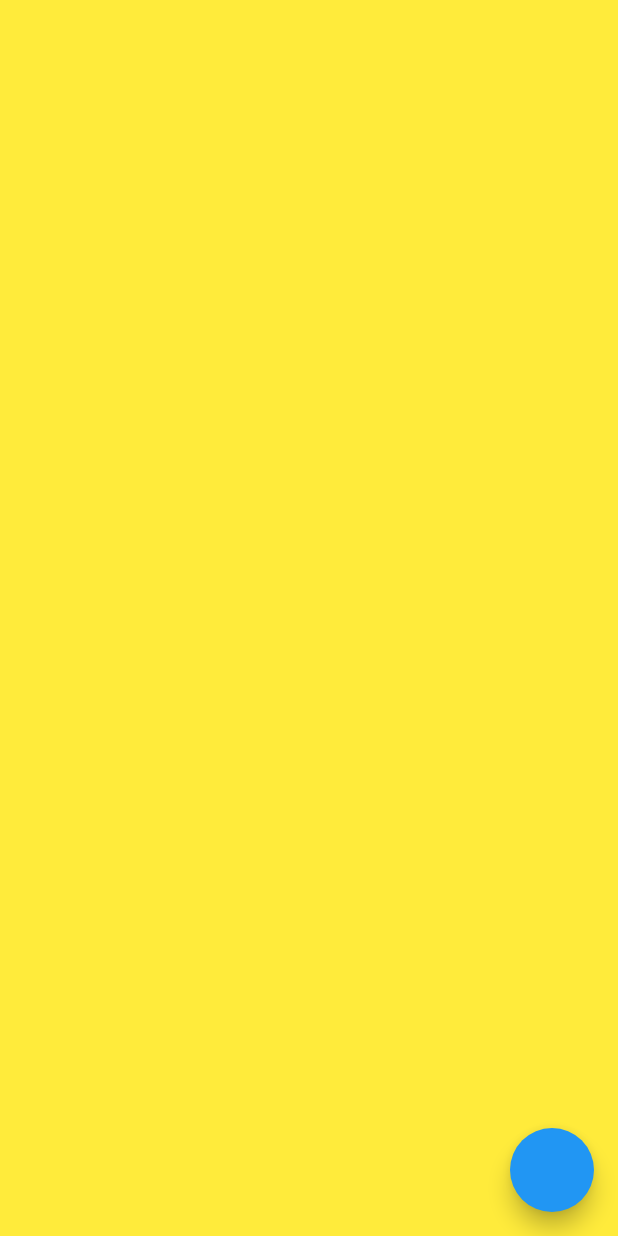
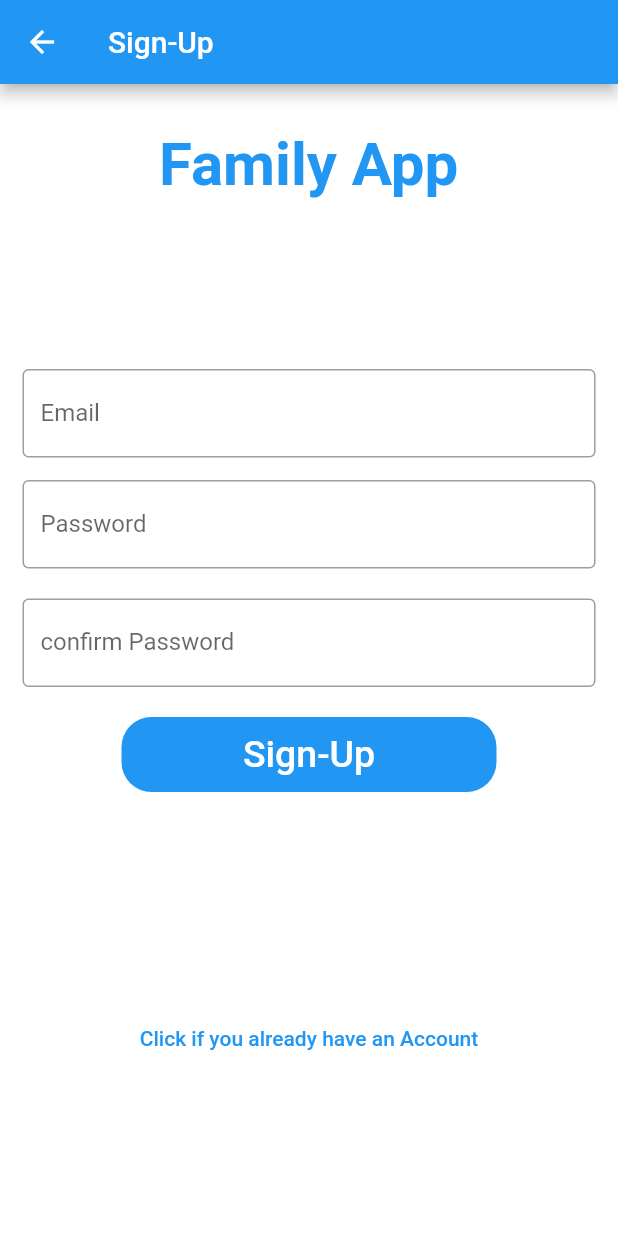
Before and after one commit to jkb0429/To-Do, a Flutter app: the screen it shows after launch, after a tap on "New User? Create Account", on a phone screen of 412 x 824 dp. Run offline on Flutter 3.47's test engine with Material 2 defaults, Android fonts, the phone set to English and light mode, and no system bars.

Commit message:
Sign-Up Page Formatiert

```diff
--- a/lib/Sign-Up.dart
+++ b/lib/Sign-Up.dart
@@ -1,6 +1,7 @@
 //ignore: file_names
 import 'package:first/main.dart';
 import 'package:flutter/material.dart';
+import 'HomePage.dart';
 
 void main() => runApp(LoginPage());
 
@@ -29,14 +30,109 @@ class _SignUpState extends State<SignUp> {
   @override
   Widget build(BuildContext context) {
     return Scaffold(
-      backgroundColor: Colors.yellow,
-      floatingActionButton: FloatingActionButton(
+      backgroundColor: Colors.white,
+      appBar: AppBar(
+        title: const Text("Sign-Up"),
+      ),
+      body: SingleChildScrollView(
+        child: Column(
+          children: <Widget>[
+            Padding(
+              padding: const EdgeInsets.only(top: 30.0, bottom: 10),
+              child: Center(
+                child: Container(
+                    width: 200,
+                    height: 150,
+                    child: const Text(
+                      'Family App',
+                      style: TextStyle(
+                        fontSize: 40,
+                        fontWeight: FontWeight.bold,
+                        color: Colors.blue,
+                      ),
+                    )
+                ),
+              ),
+            ),
+            const Padding(
+              padding: const EdgeInsets.only(left:15.0,right: 15.0,top:0,bottom: 0),
+              //padding: EdgeInsets.symmetric(horizontal: 15),
+              child: TextField(
+                decoration: InputDecoration(
+                    border: OutlineInputBorder(),
+                    labelText: 'Email',
+                    hintText: 'Enter valid email id as abc@gmail.com'),
+              ),
+            ),
+            const Padding(
+              padding: EdgeInsets.only(
+                  left: 15.0, right: 15.0, top: 15, bottom: 20),
+              //padding: EdgeInsets.symmetric(horizontal: 15),
+              child: TextField(
+
+                obscureText: true,
+                decoration: InputDecoration(
+                    border: OutlineInputBorder(),
+                    labelText: 'Password',
+                    hintText: 'Enter secure password'),
+              ),
+            ),
+            const Padding(
+              padding: EdgeInsets.only(
+                  left: 15.0, right: 15.0, top: 0, bottom: 20),
+              //padding: EdgeInsets.symmetric(horizontal: 15),
+              child: TextField(
+
+                obscureText: true,
+                decoration: InputDecoration(
+                    border: OutlineInputBorder(),
+                    labelText: 'confirm Password',
+                    hintText: 'Confirm your Password'),
+              ),
+            ),
+            Container(
+              height: 50,
+              width: 250,
+              decoration: BoxDecoration(
+                  color: Colors.blue, borderRadius: BorderRadius.circular(20)),
+              child: FlatButton(
+                onPressed: () {
+                  Navigator.push(
+                      context, MaterialPageRoute(builder: (_) => HomePage()));
+                },
+                child: const Text(
+                  'Sign-Up',
+                  style: TextStyle(color: Colors.white, fontSize: 25),
+                ),
+              ),
+            ),
+            const SizedBox(
+              height: 130,
+            ),
+             Padding(
+              padding: const EdgeInsets.all(10),
+              child: TextButton(
+                child: const Text('Click if you already have an Account'),
                 onPressed: () {
                   Navigator.push(
                     context, MaterialPageRoute(builder: (_) => MyApp())
                   );
                 },
+              ),
             )
+          ],
+        ),
+      ),
     );
   }
 }
+
+
+
+//floatingActionButton: FloatingActionButton(
+//        onPressed: () {
+ //         Navigator.push(
+   //         context, MaterialPageRoute(builder: (_) => MyApp())
+     //     );
+      //  },
+    //  )
--- a/lib/main.dart
+++ b/lib/main.dart
@@ -33,7 +33,7 @@ class _LoginDemoState extends State<LoginDemo> {
         child: Column(
           children: <Widget>[
             Padding(
-              padding: const EdgeInsets.only(top: 60.0),
+              padding: const EdgeInsets.only(top: 30.0),
               child: Center(
                 child: Container(
                     width: 200,
```
Lines whose indentation alone changed are shown as unchanged.
